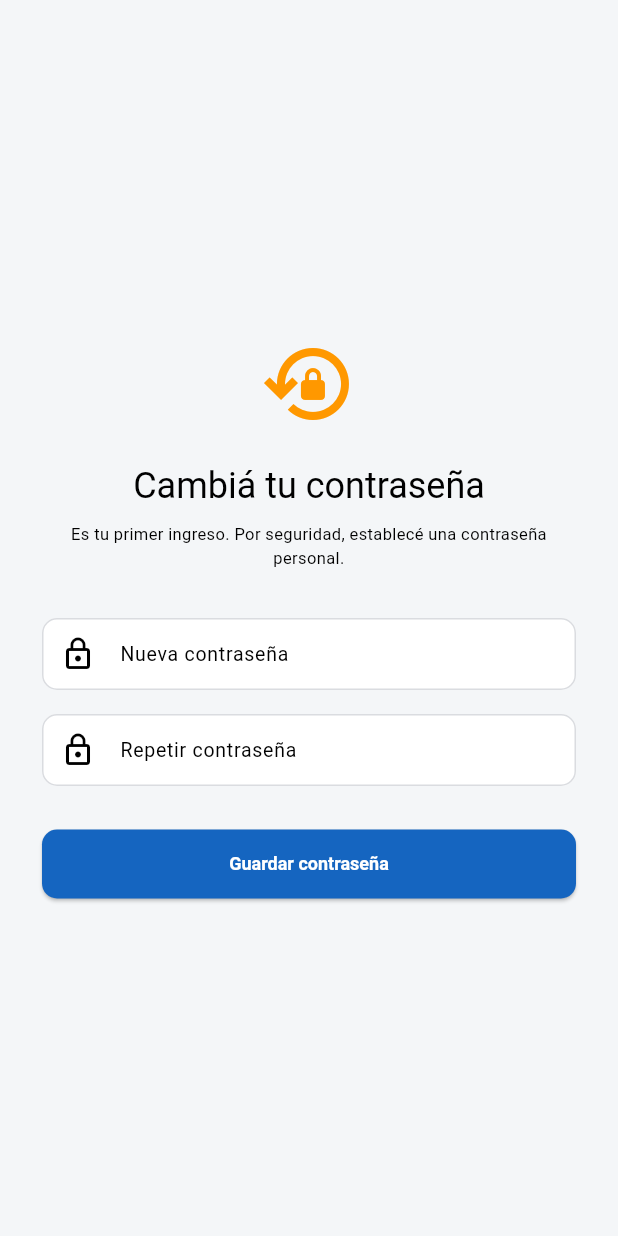
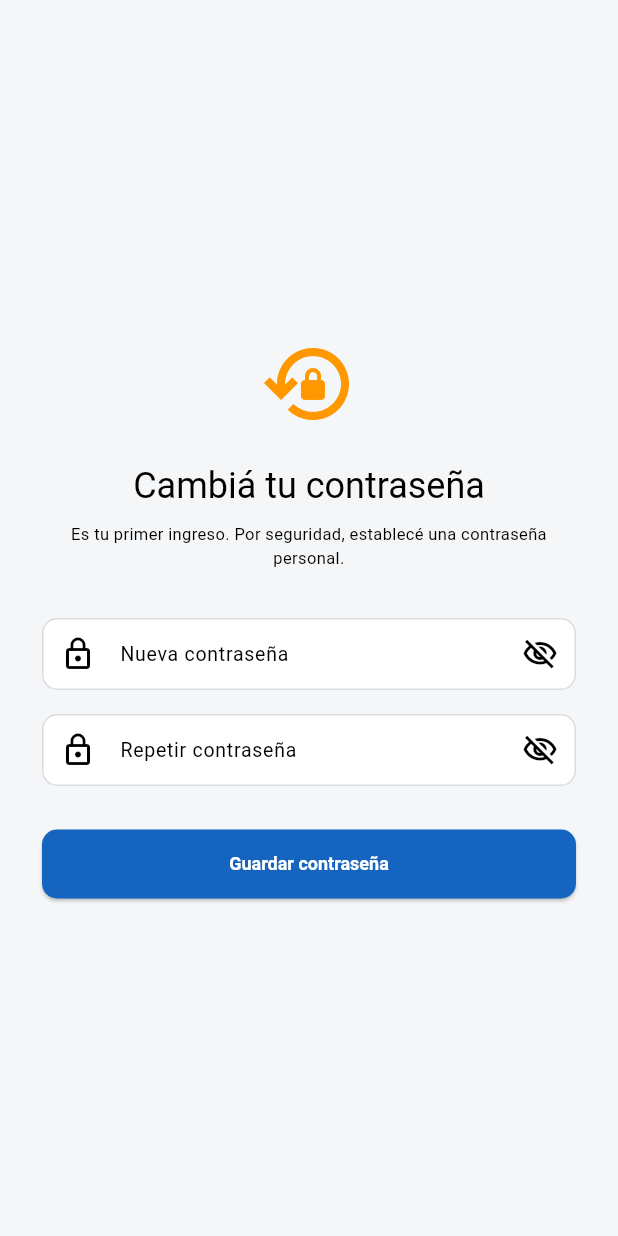
Before and after one commit to alejandro1804/tecnoflow3, a Flutter app: the CambiarPasswordScreen screen opened by its route, on a phone screen of 412 x 824 dp. Run offline on Flutter 3.47's test engine with Material 3 defaults, Android fonts, the phone set to English and light mode, and no system bars; our stand-ins replace flutter_riverpod, go_router, image_picker, package_info_plus, pdf, printing and 3 more; missing offline and left inert: excel, mobile_scanner; accounts and stored records are empty.

Commit message:
se agrego visualizacion en cambio de contrasenia

```diff
--- a/lib/screens/usuarios/cambiar_password_screen.dart
+++ b/lib/screens/usuarios/cambiar_password_screen.dart
@@ -16,6 +16,8 @@ class _State extends ConsumerState<CambiarPasswordScreen> {
   final _passCtrl  = TextEditingController();
   final _pass2Ctrl = TextEditingController();
   bool _loading    = false;
+  bool _obscure1   = true;   // ← nuevo
+  bool _obscure2   = true;   // ← nuevo
   String? _error;
 
   @override
@@ -82,10 +84,16 @@ class _State extends ConsumerState<CambiarPasswordScreen> {
                   const SizedBox(height: 32),
                   TextFormField(
                     controller: _passCtrl,
-                    obscureText: true,
-                    decoration: const InputDecoration(
+                    obscureText: _obscure1,                          // ← cambiado
+                    decoration: InputDecoration(
                       labelText: 'Nueva contraseña',
-                      prefixIcon: Icon(Icons.lock_outline),
+                      prefixIcon: const Icon(Icons.lock_outline),
+                      suffixIcon: IconButton(                        // ← nuevo
+                        icon: Icon(_obscure1
+                            ? Icons.visibility_off_outlined
+                            : Icons.visibility_outlined),
+                        onPressed: () => setState(() => _obscure1 = !_obscure1),
+                      ),
                     ),
                     validator: (v) =>
                         (v == null || v.length < 6) ? 'Mínimo 6 caracteres' : null,
@@ -93,10 +101,16 @@ class _State extends ConsumerState<CambiarPasswordScreen> {
                   const SizedBox(height: 16),
                   TextFormField(
                     controller: _pass2Ctrl,
-                    obscureText: true,
-                    decoration: const InputDecoration(
+                    obscureText: _obscure2,                          // ← cambiado
+                    decoration: InputDecoration(
                       labelText: 'Repetir contraseña',
-                      prefixIcon: Icon(Icons.lock_outline),
+                      prefixIcon: const Icon(Icons.lock_outline),
+                      suffixIcon: IconButton(                        // ← nuevo
+                        icon: Icon(_obscure2
+                            ? Icons.visibility_off_outlined
+                            : Icons.visibility_outlined),
+                        onPressed: () => setState(() => _obscure2 = !_obscure2),
+                      ),
                     ),
                     validator: (v) =>
                         v != _passCtrl.text ? 'Las contraseñas no coinciden' : null,
```
